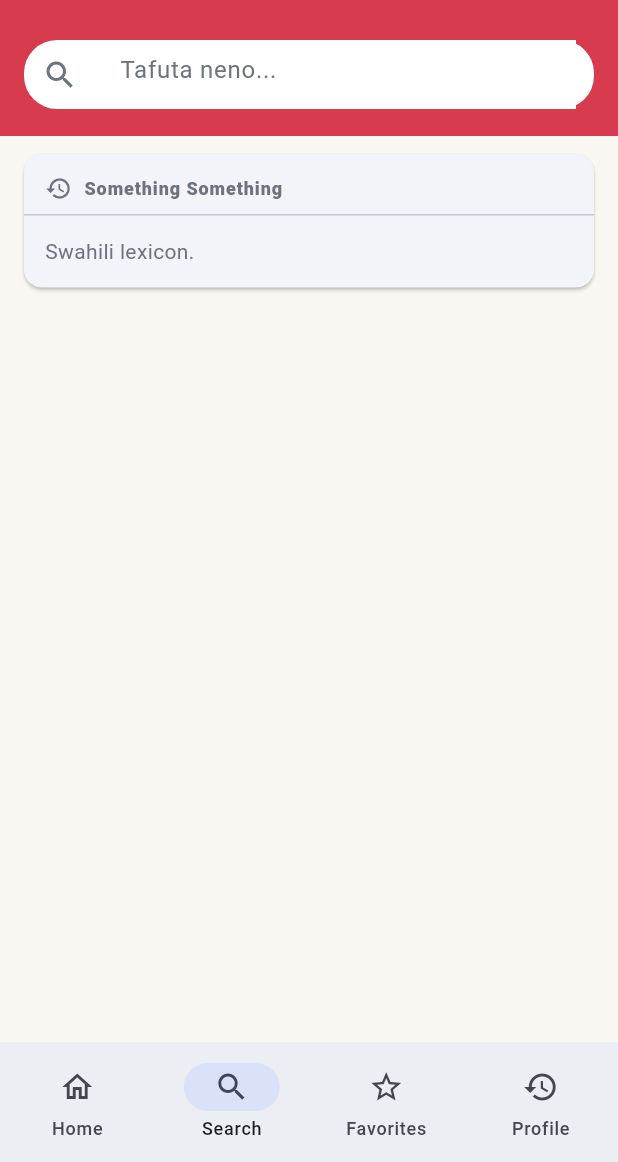
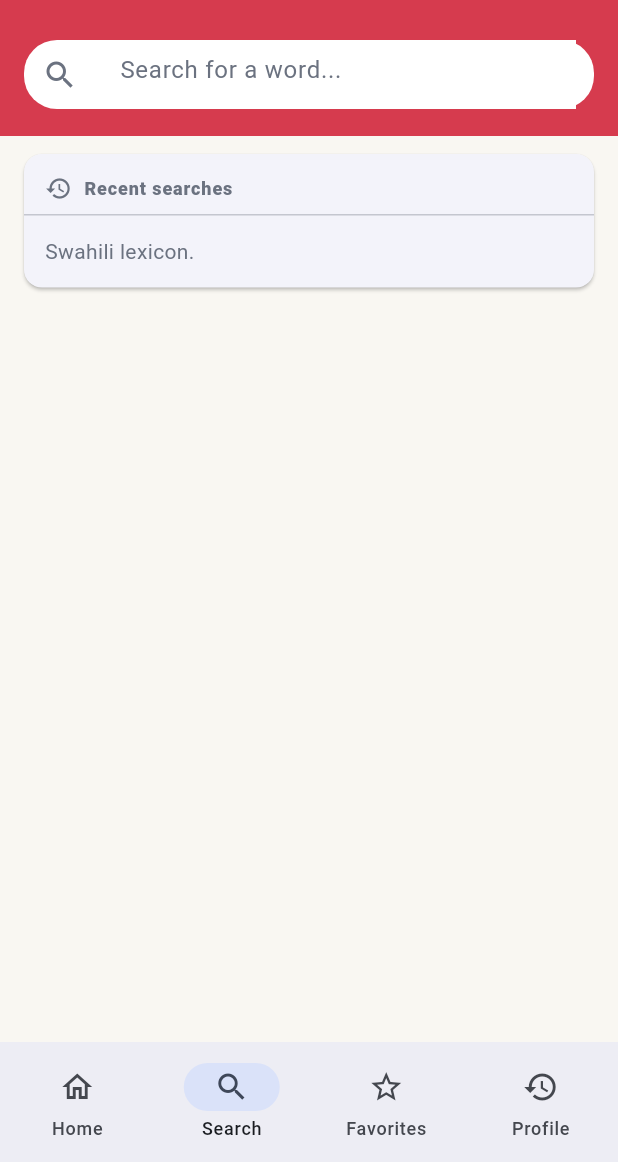
Before and after one commit to Baranga69/Kamusi-2.0, a Flutter app: the screen it shows after launch, on a phone screen of 412 x 824 dp, the part 74-1236 px from its top. Run offline on Flutter 3.47's test engine with Material 3 defaults, Android fonts, the phone set to English and light mode, and no system bars; our stand-ins replace dio, flutter_riverpod, shared_preferences; generated files the repository leaves out were written again.

Commit message:
Localize mobile UI strings

```diff
--- /dev/null
+++ b/apps/mobile/l10n.yaml
@@ -0,0 +1,4 @@
+arb-dir: lib/l10n
+template-arb-file: app_en.arb
+output-localization-file: app_localizations.dart
+output-class: AppLocalizations
--- a/apps/mobile/lib/main.dart
+++ b/apps/mobile/lib/main.dart
@@ -1,5 +1,6 @@
 import 'package:flutter/material.dart';
 import 'package:flutter_riverpod/flutter_riverpod.dart';
+import 'package:flutter_gen/gen_l10n/app_localizations.dart';
 import 'package:kamusi_mobile/ui/screens/dictionary_home_screen.dart';
 import 'package:kamusi_mobile/ui/screens/search_screen_new.dart';
 
@@ -16,7 +17,9 @@ class KamusiApp extends StatelessWidget {
   @override
   Widget build(BuildContext context) {
     return MaterialApp(
-      title: 'Kamusi',
+      onGenerateTitle: (context) => AppLocalizations.of(context)!.appTitle,
+      localizationsDelegates: AppLocalizations.localizationsDelegates,
+      supportedLocales: AppLocalizations.supportedLocales,
       theme: buildAppTheme(),
       home: Builder(
         builder: (context) => DictionaryHomeScreen(
--- a/apps/mobile/lib/ui/screens/dictionary_home_screen.dart
+++ b/apps/mobile/lib/ui/screens/dictionary_home_screen.dart
@@ -1,4 +1,5 @@
 import 'package:flutter/material.dart';
+import 'package:flutter_gen/gen_l10n/app_localizations.dart';
 
 import '../../domain/models/search_entry.dart';
 import '../theme/app_theme.dart';
@@ -33,6 +34,7 @@ class _DictionaryHomeScreenState extends State<DictionaryHomeScreen> {
 
   @override
   Widget build(BuildContext context) {
+    final l10n = AppLocalizations.of(context)!;
     final bodyCard = Card(
       margin: const EdgeInsets.fromLTRB(16, 12, 16, 16),
       child: Column(
@@ -42,12 +44,13 @@ class _DictionaryHomeScreenState extends State<DictionaryHomeScreen> {
           Padding(
             padding: const EdgeInsets.symmetric(horizontal: 14),
             child: Row(
-              children: const [
-                Icon(Icons.history, size: 18, color: KamusiColors.textMuted),
-                SizedBox(width: 8),
+              children: [
+                const Icon(Icons.history,
+                    size: 18, color: KamusiColors.textMuted),
+                const SizedBox(width: 8),
                 Text(
-                  "Something Something",
-                  style: TextStyle(
+                  l10n.homeRecentHeader,
+                  style: const TextStyle(
                     fontWeight: FontWeight.w900,
                     fontSize: 12,
                     color: KamusiColors.textMuted,
@@ -60,11 +63,11 @@ class _DictionaryHomeScreenState extends State<DictionaryHomeScreen> {
           const SizedBox(height: 8),
           const Divider(height: 1),
           if (widget.recent.isEmpty)
-            const Padding(
+            Padding(
               padding: EdgeInsets.all(14),
               child: Text(
-                "Swahili lexicon.",
-                style: TextStyle(color: KamusiColors.textMuted),
+                l10n.homeRecentEmpty,
+                style: const TextStyle(color: KamusiColors.textMuted),
               ),
             )
           else
@@ -87,7 +90,7 @@ class _DictionaryHomeScreenState extends State<DictionaryHomeScreen> {
       body: Column(
         children: [
           KamusiHeader(
-            title: "KAMUSI",
+            title: l10n.headerTitle,
             leading: IconButton(
               icon: const Icon(Icons.menu, color: Colors.white),
               onPressed: () {},
@@ -103,7 +106,7 @@ class _DictionaryHomeScreenState extends State<DictionaryHomeScreen> {
             child: GestureDetector(
               onTap: widget.onOpenSearch,
               child: RoundedSearchBar(
-                hint: "Tafuta neno...",
+                hint: l10n.homeSearchHint,
                 controller: _controller,
                 onClear: () {
                   _controller.clear();
@@ -138,15 +141,20 @@ class _KamusiBottomNav extends StatelessWidget {
 
   @override
   Widget build(BuildContext context) {
+    final l10n = AppLocalizations.of(context)!;
     return NavigationBar(
       selectedIndex: currentIndex,
       onDestinationSelected: onTap,
-      destinations: const [
-        NavigationDestination(icon: Icon(Icons.home_outlined), label: "Home"),
-        NavigationDestination(icon: Icon(Icons.search), label: "Search"),
+      destinations: [
         NavigationDestination(
-            icon: Icon(Icons.star_border), label: "Favorites"),
-        NavigationDestination(icon: Icon(Icons.history), label: "Profile"),
+            icon: const Icon(Icons.home_outlined), label: l10n.bottomNavHome),
+        NavigationDestination(
+            icon: const Icon(Icons.search), label: l10n.bottomNavSearch),
+        NavigationDestination(
+            icon: const Icon(Icons.star_border),
+            label: l10n.bottomNavFavorites),
+        NavigationDestination(
+            icon: const Icon(Icons.history), label: l10n.bottomNavProfile),
       ],
     );
   }
--- a/apps/mobile/lib/ui/widgets/error_state.dart
+++ b/apps/mobile/lib/ui/widgets/error_state.dart
@@ -1,4 +1,5 @@
 import 'package:flutter/material.dart';
+import 'package:flutter_gen/gen_l10n/app_localizations.dart';
 
 class ErrorState extends StatelessWidget {
   const ErrorState({
@@ -14,6 +15,7 @@ class ErrorState extends StatelessWidget {
 
   @override
   Widget build(BuildContext context) {
+    final l10n = AppLocalizations.of(context)!;
     return Center(
       child: Padding(
         padding: const EdgeInsets.all(24),
@@ -36,7 +38,7 @@ class ErrorState extends StatelessWidget {
             FilledButton.icon(
               onPressed: onRetry,
               icon: const Icon(Icons.refresh),
-              label: const Text('Retry'),
+              label: Text(l10n.retry),
             ),
           ],
         ),
--- a/apps/mobile/pubspec.yaml
+++ b/apps/mobile/pubspec.yaml
@@ -9,6 +9,9 @@ environment:
 dependencies:
   flutter:
     sdk: flutter
+  flutter_localizations:
+    sdk: flutter
+  intl: ^0.19.0
   flutter_riverpod: ^2.5.1
   dio: ^5.5.0
   shared_preferences: ^2.2.3
@@ -17,4 +20,5 @@ dev_dependencies:
   flutter_lints: ^3.0.2
 
 flutter:
+  generate: true
   uses-material-design: true
```
Also changed, not shown: apps/mobile/lib/l10n/app_en.arb (added, +48 -0 lines), apps/mobile/lib/l10n/app_sw.arb (added, +48 -0 lines), apps/mobile/lib/ui/screens/expression_detail_screen.dart (+14 -8 lines), apps/mobile/lib/ui/screens/favorites_screen.dart (+11 -8 lines), apps/mobile/lib/ui/screens/lexeme_detail_screen.dart (+11 -7 lines), apps/mobile/lib/ui/screens/search_screen_new.dart (+12 -6 lines), apps/mobile/lib/ui/widgets/filter_chips_row.dart (+6 -4 lines), apps/mobile/lib/ui/widgets/kamusi_bottom_nav.dart (+11 -5 lines), apps/mobile/lib/ui/widgets/related_tab.dart (+5 -3 lines).
